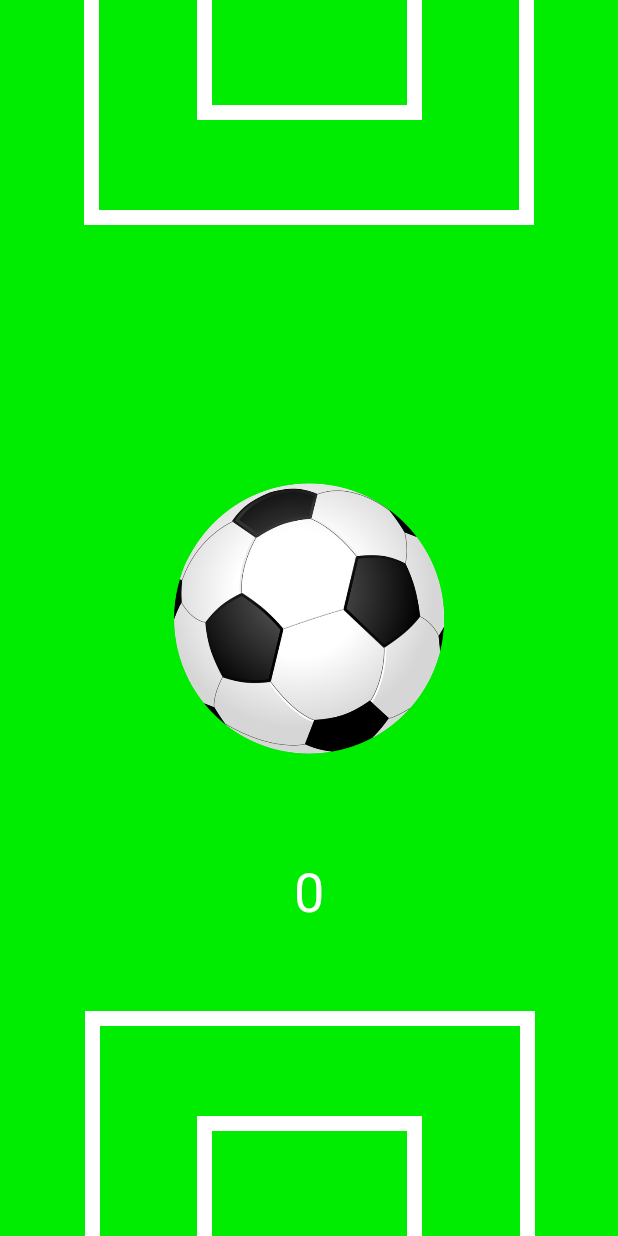
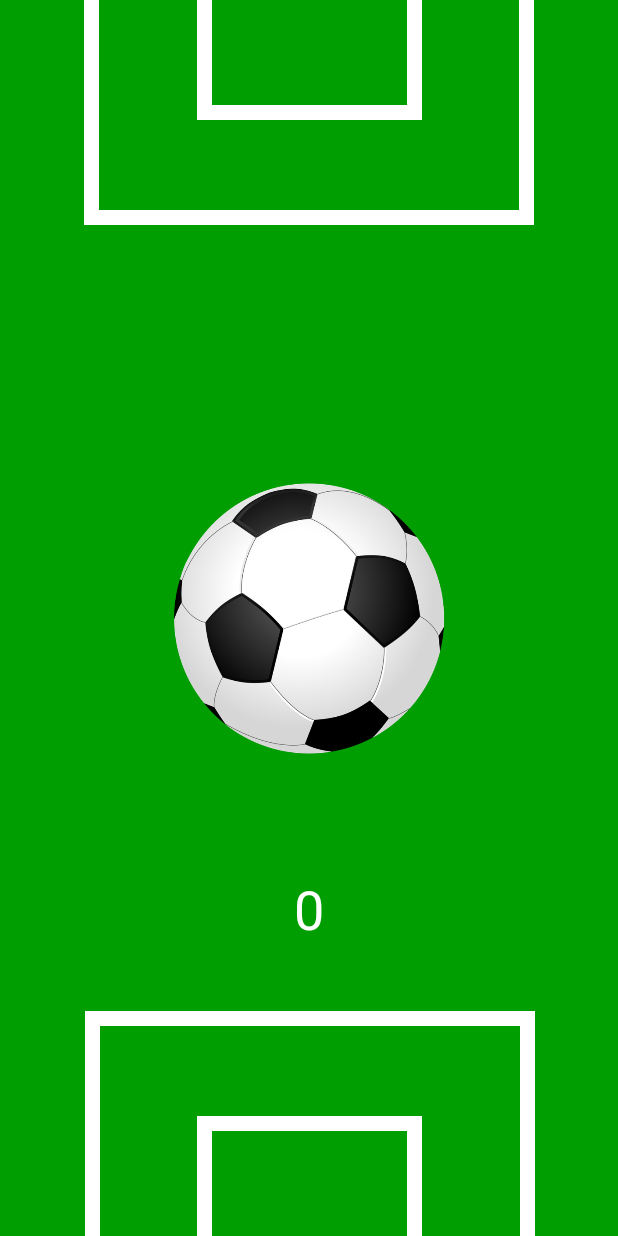
Before and after one commit to Guttulsrud/kotlin-incremental-game, an Android app: the screen it shows after launch (MainActivity), on a phone screen of 412 x 824 dp. Run offline under Robolectric (Android 15) with nearby library versions, the light colour scheme and no system bars.

Commit message:
Fix constraint issues, change color scheme

```diff
--- a/app/src/main/res/layout/activity_main.xml
+++ b/app/src/main/res/layout/activity_main.xml
@@ -46,10 +46,12 @@
         android:id="@+id/textView"
         android:layout_width="wrap_content"
         android:layout_height="wrap_content"
-        android:layout_marginTop="32dp"
+        android:layout_marginTop="16dp"
+        android:layout_marginBottom="16dp"
         android:text="@string/cookies"
         android:textColor="@color/footballWhite"
         android:textSize="36sp"
+        app:layout_constraintBottom_toTopOf="@+id/constraintLayout"
         app:layout_constraintEnd_toEndOf="parent"
         app:layout_constraintStart_toStartOf="parent"
         app:layout_constraintTop_toBottomOf="@+id/button" />
@@ -74,6 +76,7 @@
     </androidx.constraintlayout.widget.ConstraintLayout>
 
     <androidx.constraintlayout.widget.ConstraintLayout
+        android:id="@+id/constraintLayout"
         android:layout_width="300dp"
         android:layout_height="150dp"
         android:background="@drawable/field_lines"
--- a/app/src/main/res/values/colors.xml
+++ b/app/src/main/res/values/colors.xml
@@ -3,7 +3,7 @@
     <color name="colorPrimary">#008577</color>
     <color name="colorPrimaryDark">#00574B</color>
     <color name="colorAccent">#D81B60</color>
-    <color name="footballGreen">#00EC00</color>
+    <color name="footballGreen">#009E00</color>
     <color name="footballWhite">#fff</color>
     <color name="statusBarBlack">#000</color>
 </resources>
```
